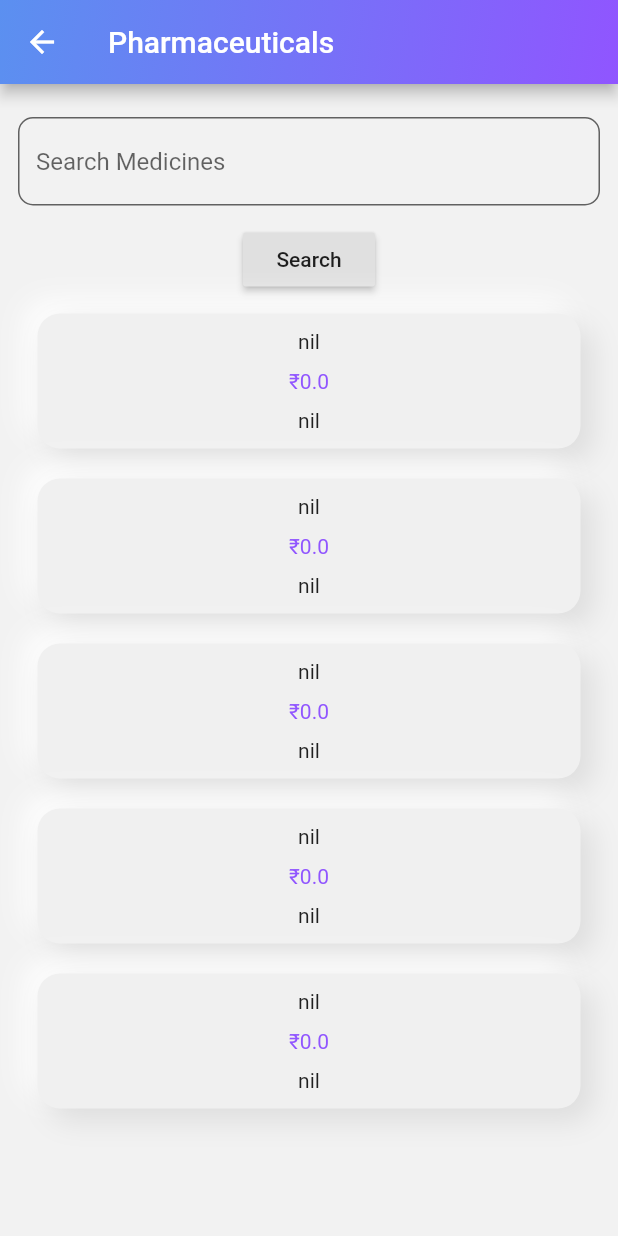
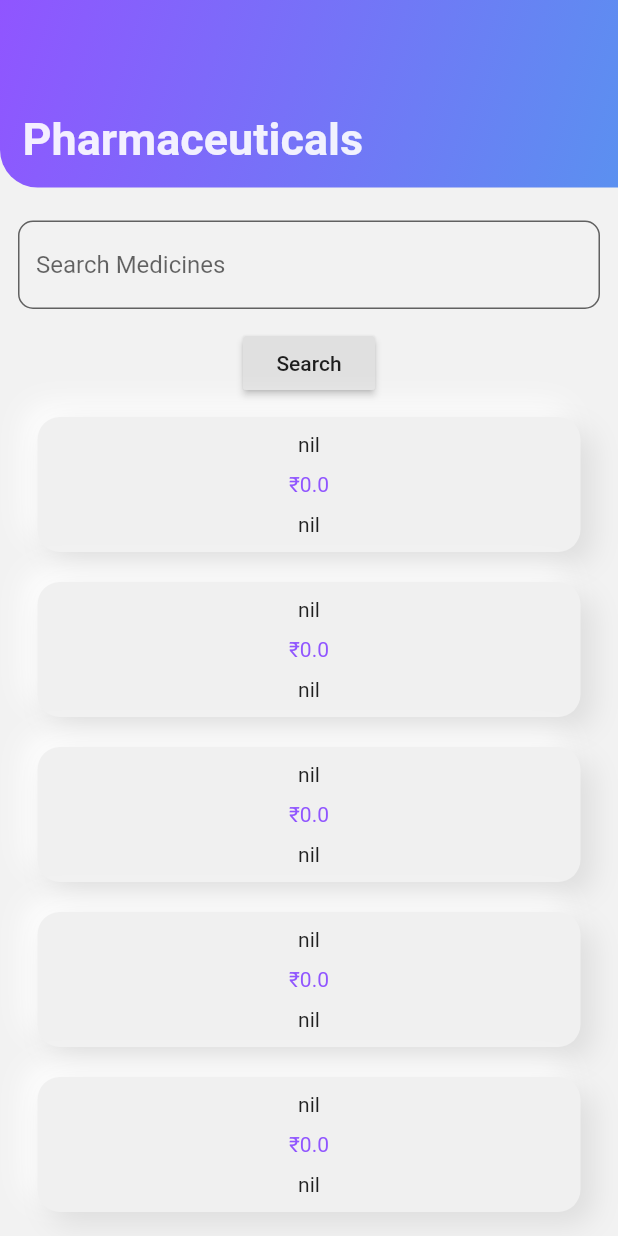
Before and after one commit to prabakar0/MediGo_HAB59, a Flutter app: the screen it shows after launch, after a tap on "Pharmaceutical", on a phone screen of 412 x 824 dp. Run offline on Flutter 3.47's test engine with Material 2 defaults, Android fonts, the phone set to English and light mode, and no system bars; drawn by our look-alikes of clay_containers; network calls fail.

Commit message:
added Listview in HomePage

```diff
--- a/lib/HomePage.dart
+++ b/lib/HomePage.dart
@@ -1,3 +1,4 @@
+import 'package:flutter/cupertino.dart';
 import 'package:flutter/material.dart';
 import 'package:medigo_hab59/medical_ID.dart';
 import 'constants.dart';
@@ -27,8 +28,8 @@ class _HomePageState extends State<HomePage> {
                 borderRadius: BorderRadius.only(bottomLeft: Radius.circular(25),),
                 gradient: LinearGradient(
                   colors: [colour1,Color(0xFF5B90F0)],
-                  begin: Alignment.topRight,
-                  end: Alignment.bottomLeft,
+                  begin: Alignment.centerLeft,
+                  end: Alignment.centerRight,
                   //stops: [0.0,0.9],
                   tileMode: TileMode.clamp,
                 ),
@@ -38,17 +39,26 @@ class _HomePageState extends State<HomePage> {
                 child: Column(
                   crossAxisAlignment: CrossAxisAlignment.stretch,
                   children: <Widget>[
-                    SizedBox(height: 85,),
-                    Text('Welcome Back,',style: TextStyle(fontSize: 18,color: Colors.white),),
+                    SizedBox(height: 100,),
+                    Text('Welcome Back,',style: TextStyle(fontSize: 18,color: Colors.white.withOpacity(0.7)),),
                     Row(
                       mainAxisAlignment: MainAxisAlignment.spaceBetween,
                       children: <Widget>[
-                        Text('Samsritha',style: TextStyle(fontSize: 40,color: Colors.white,fontWeight: FontWeight.bold),),
+                        Text('Samsritha',style: TextStyle(fontSize: 40,color: Colors.white.withOpacity(0.9),fontWeight: FontWeight.bold),),
                         Padding(
                           padding: const EdgeInsets.only(right: 15),
+                          child: Container(
+                            height: 50,
+                            width: 50,
+                            decoration: BoxDecoration(
+                              shape: BoxShape.circle,
+                                border: Border.all(color: Colors.white.withOpacity(0.2),width: 2)
+                            ),
+                            padding: EdgeInsets.all(3),
                             child: CircleAvatar(
-                            radius: 30.0,
+                              radius: 20.0,
                               backgroundImage: AssetImage('images/model1.jpg'),
+                            ),
                           ),
                         ),
                       ],
@@ -86,9 +96,9 @@ class _HomePageState extends State<HomePage> {
                         borderRadius: 15,
                         child: Column(
                           children: <Widget>[
-                            SizedBox(height: 15,),
-                            Image.asset('images/syringe.png',height: 60,width: 60,),
-                            Text('Pharmaceutical'),
+                            SizedBox(height: 20,),
+                            Image.asset('images/syringe.png',height: 50,width: 50,),
+                            Text('Pharmaceutical',style: TextStyle(fontSize: 14.5),),
                           ],
                         ),
                         //curveType: CurveType.convex,
@@ -109,9 +119,9 @@ class _HomePageState extends State<HomePage> {
                         borderRadius: 15,
                         child: Column(
                           children: <Widget>[
-                            SizedBox(height: 15,),
-                            Image.asset('images/medical-assistance.png',height: 60,width: 60,),
-                            Text('Mental Assistance'),
+                            SizedBox(height: 20,),
+                            Image.asset('images/medical-assistance.png',height: 50,width: 50,),
+                            Text('Mental Assistance',style: TextStyle(fontSize: 14.5),),
                           ],
                         ),
                         //curveType: CurveType.convex,
@@ -141,9 +151,9 @@ class _HomePageState extends State<HomePage> {
                         borderRadius: 15,
                         child: Column(
                           children: <Widget>[
-                            SizedBox(height: 15,),
-                            Image.asset('images/medical-box.png',height: 60,width: 60,),
-                            Text('Emergency practices'),
+                            SizedBox(height: 20,),
+                            Image.asset('images/medical-box.png',height: 50,width: 50,),
+                            Text('Emergency practices',style: TextStyle(fontSize: 14.5),),
                           ],
                         ),
                         //curveType: CurveType.convex,
@@ -164,9 +174,9 @@ class _HomePageState extends State<HomePage> {
                         borderRadius: 15,
                         child: Column(
                           children: <Widget>[
-                            SizedBox(height: 15,),
-                            Image.asset('images/personal-information.png',height: 60,width: 60,),
-                            Text('Medical ID'),
+                            SizedBox(height: 20,),
+                            Image.asset('images/personal-information.png',height: 50,width: 50,),
+                            Text('Medical ID',style: TextStyle(fontSize: 14.5),),
                           ],
                         ),
                         //curveType: CurveType.convex,
@@ -178,29 +188,88 @@ class _HomePageState extends State<HomePage> {
             ),
             SizedBox(height: 15,),
             Padding(
-              padding: const EdgeInsets.only(left:20.0),
+              padding: const EdgeInsets.only(left:20.0,bottom: 10),
               child: Text('Health Articles',style: TextStyle(fontSize: 19,fontWeight: FontWeight.bold),),
             ),
+            Container(
+              height: 150,
+              child: ListView(
+                scrollDirection: Axis.horizontal,
+                children: <Widget>[
+                  SizedBox(width: 12,),
               Padding(
-              padding: const EdgeInsets.all(15.0),
+                padding: const EdgeInsets.all(8.0),
                 child: ClayContainer(
-                height: 300,
-                depth: 19,
+                  height: 150,
+                  width: 300,
+                  depth: 20,
                   spread: 8,
                   borderRadius: 15,
+                  child: Column(
+                    crossAxisAlignment: CrossAxisAlignment.end,
+                    children: <Widget>[
+                      SizedBox(height: 78,),
+                      Padding(
+                        padding: const EdgeInsets.all(8.0),
+                        child: Container(
+                          height: 40,
+                          width: 40,
+                          decoration: BoxDecoration(
+                            shape: BoxShape.circle,
+                            gradient: LinearGradient(
+                              colors: [colour1,Color(0xFF5B90F0)],
+                              begin: Alignment.topCenter,
+                              end: Alignment.bottomCenter,
+                              tileMode: TileMode.clamp,
+                            ),
+                          ),
+                          child: Icon(Icons.arrow_forward,color: Colors.white.withOpacity(0.7),size: 20,),
+                        ),
+                      ),
+                    ],
+                  ),
                   //curveType: CurveType.convex,
                 ),
               ),
-//            Padding(
-//              padding: const EdgeInsets.all(15.0),
-//              child: ClayContainer(
-//                height: 150,
-//                depth: 12,
-//                spread: 8,
-//                borderRadius: 15,
-//                //curveType: CurveType.convex,
-//              ),
-//            ),
+                  Padding(
+                    padding: const EdgeInsets.only(top:8.0,bottom: 8,left: 10),
+                    child: ClayContainer(
+                      height: 150,
+                      width: 310,
+                      depth: 20,
+                      spread: 8,
+                      borderRadius: 15,
+                      child: Column(
+                        crossAxisAlignment: CrossAxisAlignment.end,
+                        children: <Widget>[
+                          SizedBox(height: 78,),
+                          Padding(
+                            padding: const EdgeInsets.all(8.0),
+                            child: Container(
+                              height: 40,
+                              width: 40,
+                              decoration: BoxDecoration(
+                                shape: BoxShape.circle,
+                                gradient: LinearGradient(
+                                  colors: [colour1,Color(0xFF5B90F0)],
+                                  begin: Alignment.topCenter,
+                                  end: Alignment.bottomCenter,
+                                  tileMode: TileMode.clamp,
+                                ),
+                              ),
+                              child: Icon(Icons.arrow_forward,color: Colors.white.withOpacity(0.7),size: 20,),
+                            ),
+                          ),
+                        ],
+                      ),
+                      //curveType: CurveType.convex,
+                    ),
+                  ),
+                  SizedBox(width: 20,),
+                ],
+              ),
+            ),
+            SizedBox(height: 20,),
           ],
         ),
       ),
--- a/lib/drug_search.dart
+++ b/lib/drug_search.dart
@@ -70,29 +70,76 @@ setState(() {
 
   }
 
-
   @override
   Widget build(BuildContext context) {
     return Scaffold(
       backgroundColor: Color(0xFFF2F2F2),
-      appBar: AppBar(
-        title: Text('Pharmaceuticals'),
-        //centerTitle: true,
-        flexibleSpace: Container(
-          decoration: BoxDecoration(
-              gradient: LinearGradient(
-                  begin: Alignment.topLeft,
-                  end: Alignment.bottomRight,
-                  colors: <Color>[
-                    Color(0xFF5B90F0),colour1,
-                  ])
-          ),
-        ),
-      ),
+//      appBar: AppBar(
+//        title: Text('Pharmaceuticals'),
+//        //centerTitle: true,
+//        flexibleSpace: Container(
+//          decoration: BoxDecoration(
+//              gradient: LinearGradient(
+//                  begin: Alignment.topLeft,
+//                  end: Alignment.bottomRight,
+//                  colors: <Color>[
+//                    Color(0xFF5B90F0),colour1,
+//                  ])
+//          ),
+//        ),
+//      ),
          body: SingleChildScrollView(
            child: Column(
              mainAxisAlignment: MainAxisAlignment.spaceAround,
              children: <Widget>[
+               Container(
+                 decoration: BoxDecoration(
+                   borderRadius: BorderRadius.only(bottomLeft: Radius.circular(25),),
+                   gradient: LinearGradient(
+                     colors: [colour1,Color(0xFF5B90F0)],
+                     begin: Alignment.topLeft,
+                     end: Alignment.bottomRight,
+                     //stops: [0.0,0.9],
+                     tileMode: TileMode.clamp,
+                   ),
+                 ),
+                 child: Padding(
+                   padding: const EdgeInsets.only(left: 15,bottom: 15),
+                   child: Column(
+                     crossAxisAlignment: CrossAxisAlignment.stretch,
+                     children: <Widget>[
+                       SizedBox(height: 75,),
+                       Row(
+                         mainAxisAlignment: MainAxisAlignment.spaceBetween,
+                         children: <Widget>[
+                           Text('Pharmaceuticals',style: TextStyle(fontSize: 30,color: Colors.white.withOpacity(0.9),fontWeight: FontWeight.bold),),
+//                           Padding(
+//                             padding: const EdgeInsets.all(8.0),
+//                             child: Icon(Icons.add_alert,color: Colors.white.withOpacity(0.8)),
+//                           ),
+//                           Padding(
+//                             padding: const EdgeInsets.only(right: 15),
+//                             child: Container(
+//                               height: 50,
+//                               width: 50,
+//                               decoration: BoxDecoration(
+//                                   shape: BoxShape.circle,
+//                                   border: Border.all(color: Colors.white.withOpacity(0.2),width: 2)
+//                               ),
+//                               padding: EdgeInsets.all(3),
+//                               child: CircleAvatar(
+//                                 radius: 20.0,
+//                                 backgroundImage: AssetImage('images/model1.jpg'),
+//                               ),
+//                             ),
+//                           ),
+                         ],
+                       ),
+                       //SizedBox(height: 10,),
+                     ],
+                   ),
+                 ),
+               ),
                SizedBox(height: 10,),
                Padding(
                  padding: const EdgeInsets.only(left:12.0,right: 12.0,top: 12,bottom: 12),
--- a/lib/medical_ID.dart
+++ b/lib/medical_ID.dart
@@ -23,8 +23,8 @@ import 'package:clay_containers/clay_containers.dart';
              borderRadius: BorderRadius.only(bottomRight: Radius.circular(45),),
              gradient: LinearGradient(
                colors: [colour1,colour2],
-               begin: Alignment.topRight,
-               end: Alignment.bottomLeft,
+               begin: Alignment.topLeft,
+               end: Alignment.bottomRight,
                //stops: [0.0,0.9],
                tileMode: TileMode.clamp,
              ),
@@ -46,7 +46,7 @@ import 'package:clay_containers/clay_containers.dart';
                          width: 100,
                          decoration: BoxDecoration(
                            shape: BoxShape.circle,
-                           border: Border.all(color: Colors.white.withOpacity(0.9),width: 2)
+                           border: Border.all(color: Colors.white.withOpacity(0.2),width: 2)
                          ),
                          padding: EdgeInsets.all(5.5),
                          child: CircleAvatar(
```
Lines whose indentation alone changed are shown as unchanged.
